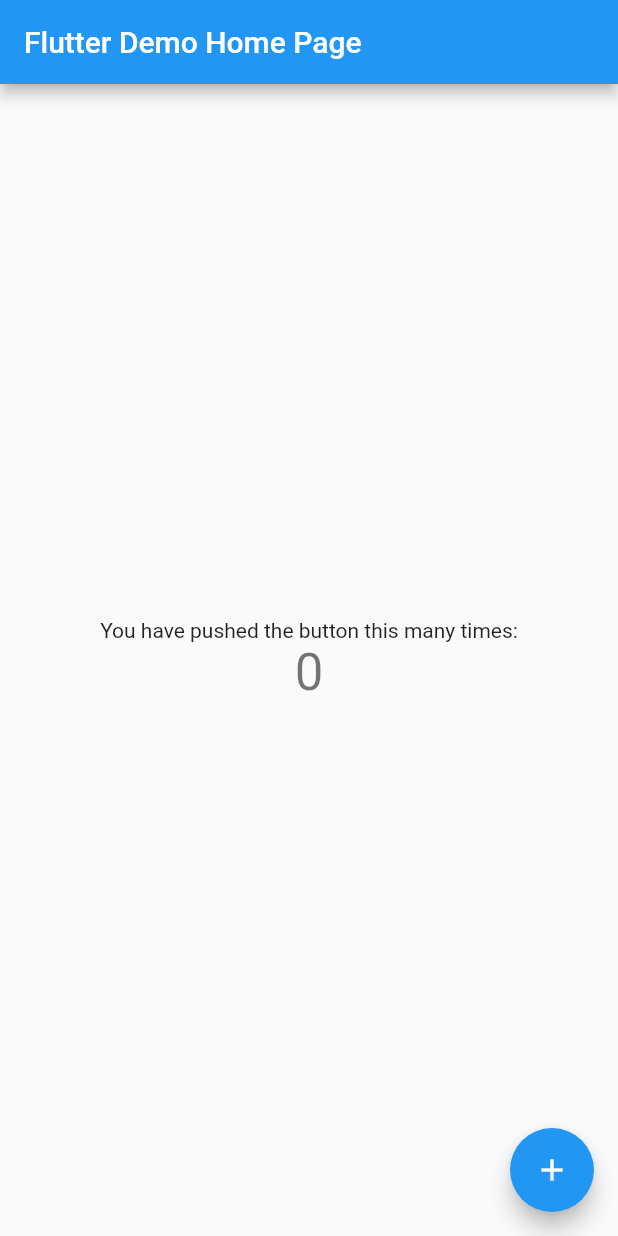
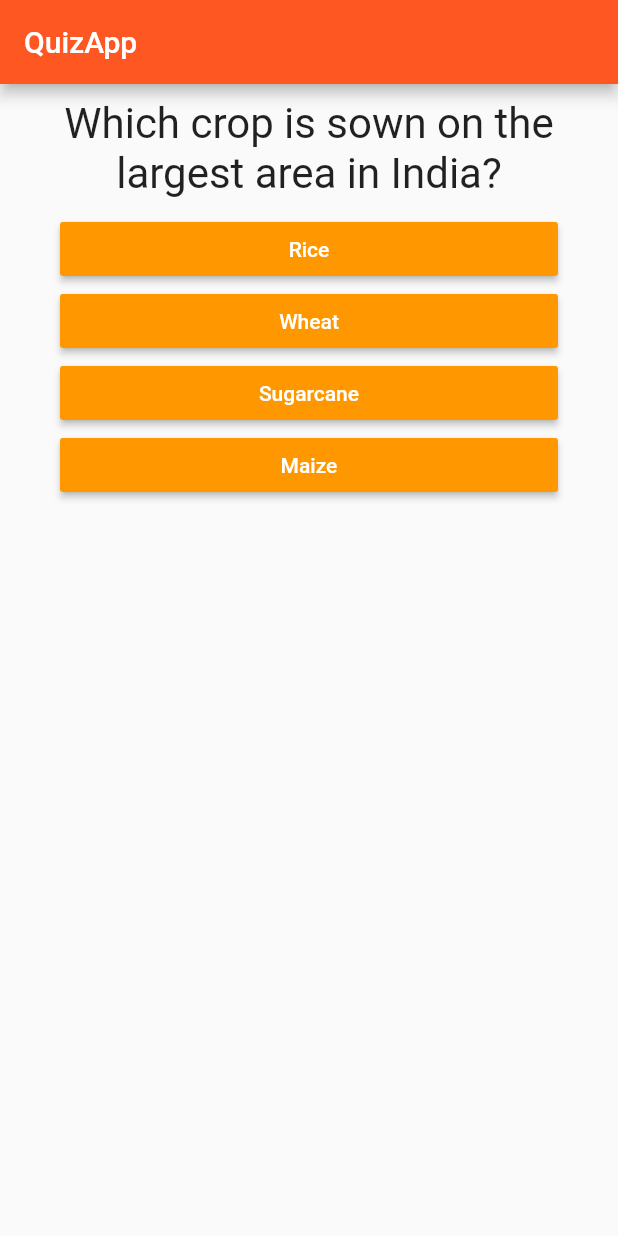
Before and after one commit to skd194/flutter_quiz_app, a Flutter app: the screen it shows after launch, on a phone screen of 412 x 824 dp. Run offline on Flutter 3.47's test engine with Material 2 defaults, Android fonts, the phone set to English and light mode, and no system bars.

Commit message:
basic quiiz app

```diff
--- a/quiz_app/lib/main.dart
+++ b/quiz_app/lib/main.dart
@@ -1,111 +1,62 @@
 import 'package:flutter/material.dart';
+import './models/models.dart';
 
-void main() => runApp(MyApp());
+void main() => runApp(_QuizApp());
 
-class MyApp extends StatelessWidget {
-  // This widget is the root of your application.
+class _QuizApp extends StatelessWidget {
   @override
   Widget build(BuildContext context) {
     return MaterialApp(
-      title: 'Flutter Demo',
-      theme: ThemeData(
-        // This is the theme of your application.
-        //
-        // Try running your application with "flutter run". You'll see the
-        // application has a blue toolbar. Then, without quitting the app, try
-        // changing the primarySwatch below to Colors.green and then invoke
-        // "hot reload" (press "r" in the console where you ran "flutter run",
-        // or simply save your changes to "hot reload" in a Flutter IDE).
-        // Notice that the counter didn't reset back to zero; the application
-        // is not restarted.
-        primarySwatch: Colors.blue,
+      home: Scaffold(
+        appBar: AppBar(
+          title: Text('QuizApp'),
+          backgroundColor: Colors.deepOrange,
+        ),
+        body: _QuizAppBodyWrapper(),
       ),
-      home: MyHomePage(title: 'Flutter Demo Home Page'),
     );
   }
 }
 
-class MyHomePage extends StatefulWidget {
-  MyHomePage({Key key, this.title}) : super(key: key);
-
-  // This widget is the home page of your application. It is stateful, meaning
-  // that it has a State object (defined below) that contains fields that affect
-  // how it looks.
-
-  // This class is the configuration for the state. It holds the values (in this
-  // case the title) provided by the parent (in this case the App widget) and
-  // used by the build method of the State. Fields in a Widget subclass are
-  // always marked "final".
-
-  final String title;
-
-  @override
-  _MyHomePageState createState() => _MyHomePageState();
-}
-
-class _MyHomePageState extends State<MyHomePage> {
-  int _counter = 0;
-
-  void _incrementCounter() {
-    setState(() {
-      // This call to setState tells the Flutter framework that something has
-      // changed in this State, which causes it to rerun the build method below
-      // so that the display can reflect the updated values. If we changed
-      // _counter without calling setState(), then the build method would not be
-      // called again, and so nothing would appear to happen.
-      _counter++;
-    });
-  }
+class _QuizAppBodyWrapper extends StatelessWidget {
+  final int _quizIndex = 0;
+  final List<QuizQuestion> questions =
+      QuizQuestionDataSource().getQuizQuestionDataSource();
 
   @override
   Widget build(BuildContext context) {
-    // This method is rerun every time setState is called, for instance as done
-    // by the _incrementCounter method above.
-    //
-    // The Flutter framework has been optimized to make rerunning build methods
-    // fast, so that you can just rebuild anything that needs updating rather
-    // than having to individually change instances of widgets.
-    return Scaffold(
-      appBar: AppBar(
-        // Here we take the value from the MyHomePage object that was created by
-        // the App.build method, and use it to set our appbar title.
-        title: Text(widget.title),
-      ),
-      body: Center(
-        // Center is a layout widget. It takes a single child and positions it
-        // in the middle of the parent.
-        child: Column(
-          // Column is also a layout widget. It takes a list of children and
-          // arranges them vertically. By default, it sizes itself to fit its
-          // children horizontally, and tries to be as tall as its parent.
-          //
-          // Invoke "debug painting" (press "p" in the console, choose the
-          // "Toggle Debug Paint" action from the Flutter Inspector in Android
-          // Studio, or the "Toggle Debug Paint" command in Visual Studio Code)
-          // to see the wireframe for each widget.
-          //
-          // Column has various properties to control how it sizes itself and
-          // how it positions its children. Here we use mainAxisAlignment to
-          // center the children vertically; the main axis here is the vertical
-          // axis because Columns are vertical (the cross axis would be
-          // horizontal).
-          mainAxisAlignment: MainAxisAlignment.center,
-          children: <Widget>[
-            Text(
-              'You have pushed the button this many times:',
-            ),
-            Text(
-              '$_counter',
-              style: Theme.of(context).textTheme.display1,
-            ),
-          ],
+    return Column(
+      children: [
+        Container(
+          width: double.infinity,
+          margin: EdgeInsets.all(10),
+          child: Text(
+            questions[_quizIndex].questionText,
+            style: TextStyle(fontSize: 28),
+            textAlign: TextAlign.center,
+          ),
         ),
-      ),
-      floatingActionButton: FloatingActionButton(
-        onPressed: _incrementCounter,
-        tooltip: 'Increment',
-        child: Icon(Icons.add),
-      ), // This trailing comma makes auto-formatting nicer for build methods.
+        ...getOptionWidgets(questions[_quizIndex].options),
+      ],
     );
   }
+
+  List<Container> getOptionWidgets(List<Option> options) {
+    return options
+        .map(
+          (opt) => Container(
+            width: double.infinity,
+            margin: EdgeInsets.only(left: 40, right: 40),
+            child: RaisedButton(
+              color: Colors.orange,
+              child: Text(
+                opt.optionText,
+                style: TextStyle(color: Colors.white),
+              ),
+              onPressed: () => {},
+            ),
+          ),
+        )
+        .toList();
+  }
 }
--- /dev/null
+++ b/quiz_app/lib/models/models.dart
@@ -0,0 +1,55 @@
+import 'package:flutter/material.dart';
+
+class QuizQuestion {
+  String questionText;
+  List<Option> options;
+  String answerCode;
+
+  QuizQuestion(this.questionText,
+      {@required this.options, @required this.answerCode});
+}
+
+class Option {
+  String optionText;
+  String optionCode;
+  Option(this.optionText, this.optionCode);
+}
+
+class QuizQuestionDataSource {
+  List<QuizQuestion> getQuizQuestionDataSource() {
+    return [
+      QuizQuestion('Which crop is sown on the largest area in India?',
+          options: [
+            Option("Rice", "A"),
+            Option("Wheat", "B"),
+            Option("Sugarcane", "C"),
+            Option("Maize", "D"),
+          ],
+          answerCode: "A"),
+      QuizQuestion('The world smallest country is?',
+          options: [
+            Option("Canada", "A"),
+            Option("Russia", "B"),
+            Option("Maldives", "C"),
+            Option("Vatican City", "D"),
+          ],
+          answerCode: "D"),
+      QuizQuestion('What is the second largest country (in size) in the world?',
+          options: [
+            Option("Canada", "A"),
+            Option("USA", "B"),
+            Option("China", "C"),
+            Option("Russia", "D"),
+          ],
+          answerCode: "A"),
+      QuizQuestion('Ball pen function on which one of the following principal?',
+          options: [
+            Option("Boyle’s law", "A"),
+            Option("Gravitational force", "B"),
+            Option("Surface tension", "C"),
+            Option("Viscositywrong", "D"),
+          ],
+          answerCode: "C"),
+    ];
+  }
+}
--- a/quiz_app/pubspec.yaml
+++ b/quiz_app/pubspec.yaml
@@ -14,7 +14,7 @@ description: A new Flutter project.
 version: 1.0.0+1
 
 environment:
-  sdk: ">=2.1.0 <3.0.0"
+  sdk: ">=2.2.2 <3.0.0"
 
 dependencies:
   flutter:
```
